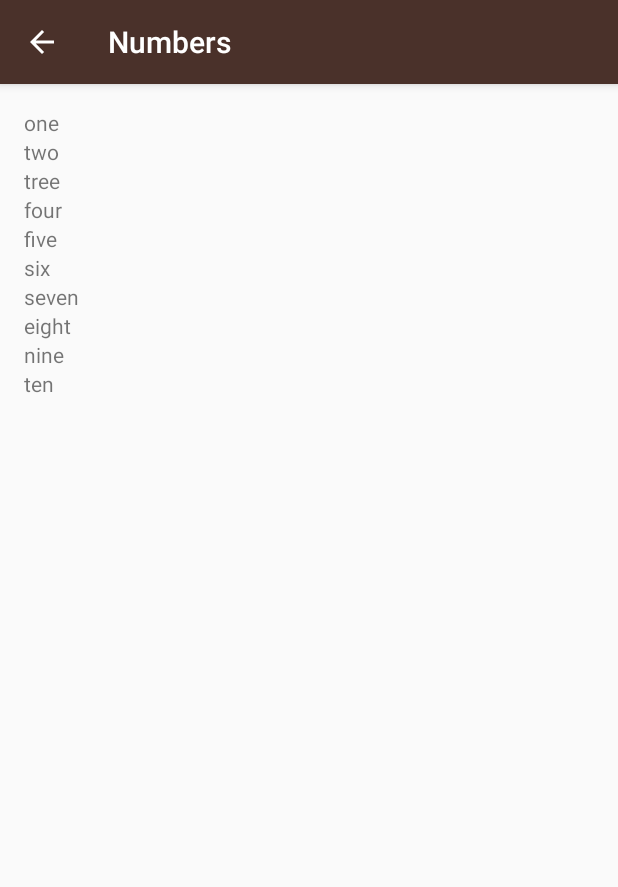
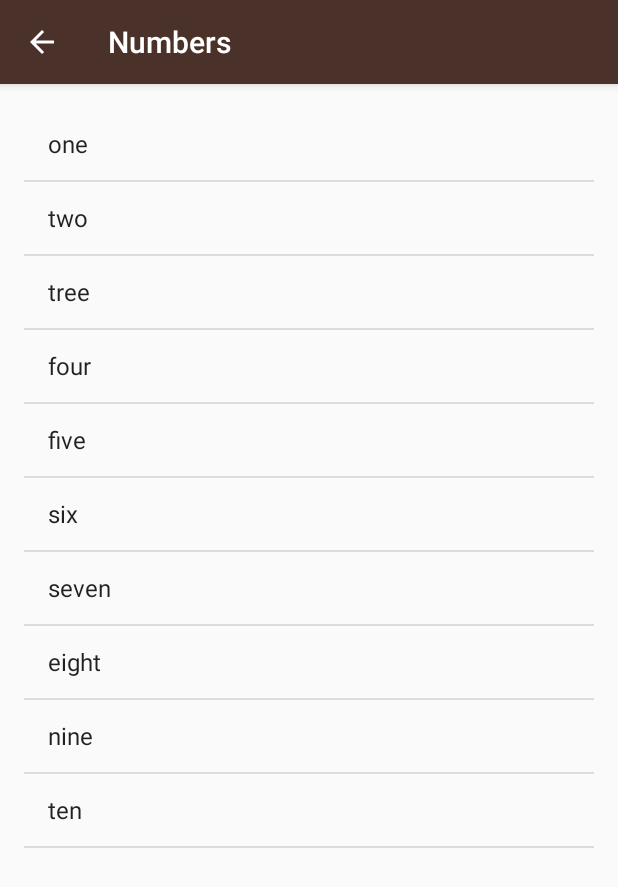
Before and after one commit to AlexBMA/Miwok, an Android app: the NumbersActivity screen opened directly, with no data from a screen before it, on a phone screen of 412 x 824 dp. Shown: the top 887 px of the screen. Run offline under Robolectric (Android 15) with nearby library versions, the phone set to English and light mode, and no system bars.

Commit message:
update 4

```diff
--- a/app/src/main/java/com/example/alexandru/miwok/NumbersActivity.java
+++ b/app/src/main/java/com/example/alexandru/miwok/NumbersActivity.java
@@ -17,8 +17,8 @@ package com.example.alexandru.miwok;
 
 import android.os.Bundle;
 import android.support.v7.app.AppCompatActivity;
-import android.widget.LinearLayout;
-import android.widget.TextView;
+import android.widget.ArrayAdapter;
+import android.widget.ListView;
 
 import java.util.ArrayList;
 import java.util.List;
@@ -33,12 +33,13 @@ public class NumbersActivity extends AppCompatActivity {
 
         // Code here
         List<String> englishWords = new ArrayList<>();
-        englishWords = createEndglishWords(englishWords);
-        displayEnlishWords(englishWords);
+        englishWords = createEnglishWords(englishWords);
+        //displayEnglishWords(englishWords);
+        displayEnglishWordListAdapter(englishWords);
 
     }
 
-    private List<String> createEndglishWords(List<String> list) {
+    private List<String> createEnglishWords(List<String> list) {
         list.add("one");
         list.add("two");
         list.add("tree");
@@ -54,25 +55,20 @@ public class NumbersActivity extends AppCompatActivity {
     }
 
     /**
-     * Displays the list in TextViews on the screen
+     * Displays the list  on the screen
      *
      * @param list
      */
 
-    public void displayEnlishWords(List<String> list) {
+    public void displayEnglishWordListAdapter(List<String> list) {
 
-        // Get the Linear Layout
-        LinearLayout linearLayout = (LinearLayout) findViewById(R.id.root_view);
-        int size = list.size();
-        for (int i = 0; i < size; i++) {
-            // Create TextView
-            TextView textView = new TextView(this);
-            // set text in the textView
-            textView.setText(list.get(i));
-            // add the TextView to the
-            linearLayout.addView(textView);
-        }
+        ArrayAdapter<String> itemsAdapter = new ArrayAdapter<>(this, android.R.layout.simple_list_item_1, list);
+        ListView listView = (ListView) findViewById(R.id.list);
+
+        listView.setAdapter(itemsAdapter);
+    }
 
 
-    }
+
+
 }
--- a/app/src/main/res/layout/activity_numbers.xml
+++ b/app/src/main/res/layout/activity_numbers.xml
@@ -1,5 +1,4 @@
-<?xml version="1.0" encoding="utf-8"?>
-<!-- Copyright (C) 2016 The Android Open Source Project
+<?xml version="1.0" encoding="utf-8"?><!-- Copyright (C) 2016 The Android Open Source Project
 
      Licensed under the Apache License, Version 2.0 (the "License");
      you may not use this file except in compliance with the License.
@@ -12,10 +11,16 @@
      WITHOUT WARRANTIES OR CONDITIONS OF ANY KIND, either express or implied.
      See the License for the specific language governing permissions and
      limitations under the License.
+
+
+
+
 -->
-<LinearLayout xmlns:android="http://schemas.android.com/apk/res/android"
+
+
+<ListView xmlns:android="http://schemas.android.com/apk/res/android"
     xmlns:tools="http://schemas.android.com/tools"
-    android:id="@+id/root_view"
+    android:id="@+id/list"
     android:layout_width="match_parent"
     android:layout_height="match_parent"
     android:orientation="vertical"
@@ -23,7 +28,4 @@
     android:paddingLeft="@dimen/activity_horizontal_margin"
     android:paddingRight="@dimen/activity_horizontal_margin"
     android:paddingTop="@dimen/activity_vertical_margin"
-    tools:context="com.example.alexandru.miwok.NumbersActivity">
-
-
-</LinearLayout>
+    tools:context="com.example.alexandru.miwok.NumbersActivity" />
```
Also changed, not shown: app/src/main/java/com/example/alexandru/miwok/Word.java (added, +35 -0 lines), app/src/main/res/layout/list_item.xml (added, +24 -0 lines).
